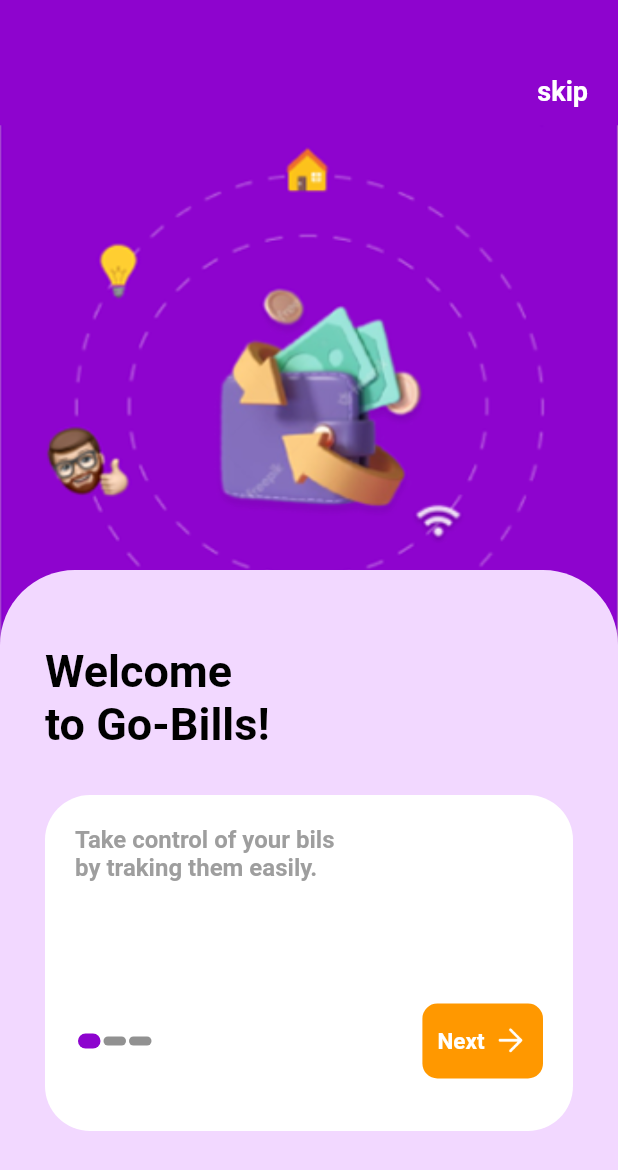
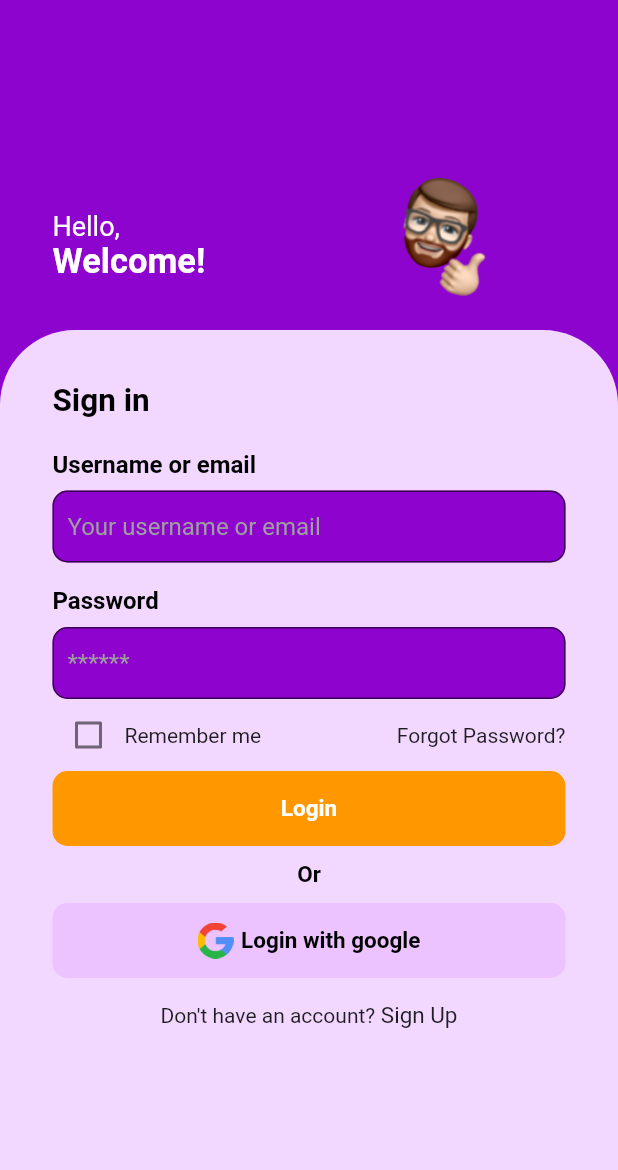
Before and after one commit to ChiragGajjar/PaymentReminder, a Flutter app: the screen it shows after launch, on a phone screen of 412 x 824 dp. Shown: the top 1170 px of the screen. Run offline on Flutter 3.47's test engine with Material 2 defaults, Android fonts, the phone set to English and light mode, and no system bars.

Commit message:
login screen simple design

```diff
--- a/lib/Utils/app_images.dart
+++ b/lib/Utils/app_images.dart
@@ -5,5 +5,7 @@ class AppImages {
 
   static const AssetImage Onboarding = AssetImage(imagePackage + 'Onboarding.png');
   static const AssetImage arrow_white = AssetImage(imagePackage + 'arrow_white.png');
+  static const AssetImage google_logo = AssetImage(imagePackage + 'google_logo.png');
+  static const AssetImage login_icon = AssetImage(imagePackage + 'login_icon.png');
 
 }
--- /dev/null
+++ b/lib/login/login_screen.dart
@@ -0,0 +1,307 @@
+import 'package:flutter/material.dart';
+import 'package:payment_app/Utils/app_images.dart';
+
+class LoginScreen extends StatefulWidget {
+  const LoginScreen({Key? key}) : super(key: key);
+
+  @override
+  _LoginScreenState createState() => _LoginScreenState();
+}
+
+class _LoginScreenState extends State<LoginScreen> {
+  bool isChecked = false;
+
+  @override
+  Widget build(BuildContext context) {
+    return Scaffold(
+      resizeToAvoidBottomInset: false,
+      body: Stack(
+        children: <Widget>[
+          Column(
+            children: [
+              Container(
+                height: 350,
+                color: Color(0xFF8D04CE),
+                child: Container(),
+              ),
+            ],
+          ),
+          Positioned(
+            left: 250,
+            top: 110,
+            child: Image(
+              height: 90,
+              width: 90,
+              image: AppImages.login_icon,
+            ),
+          ),
+          Positioned(
+            top: 140,
+            left: 35,
+            right: 0,
+            bottom: 0,
+            child: Column(
+              crossAxisAlignment: CrossAxisAlignment.start,
+              children: [
+                Text(
+                  "Hello,",
+                  style: TextStyle(color: Colors.white, fontSize: 18),
+                ),
+                Text(
+                  "Welcome!",
+                  style: TextStyle(
+                      color: Colors.white,
+                      fontSize: 23,
+                      fontWeight: FontWeight.bold),
+                ),
+              ],
+            ),
+          ),
+          Positioned(
+            top: 220,
+            left: 0,
+            right: 0,
+            bottom: 0,
+            child: Container(
+              decoration: BoxDecoration(
+                borderRadius: BorderRadius.only(
+                  topLeft: Radius.circular(50),
+                  topRight: Radius.circular(50),
+                ),
+                color: Color(0xFFF2D8FF),
+              ),
+              child: Column(
+                crossAxisAlignment: CrossAxisAlignment.start,
+                children: [
+                  Expanded(
+                    child: Container(
+                      margin:
+                          EdgeInsets.symmetric(horizontal: 35, vertical: 35),
+                      decoration: BoxDecoration(
+                        borderRadius: BorderRadius.all(Radius.circular(30)),
+                      ),
+                      child: Column(
+                        crossAxisAlignment: CrossAxisAlignment.start,
+                        children: [
+                          Container(
+                            margin: EdgeInsets.zero,
+                            width: MediaQuery.of(context).size.width - 40,
+                            child: Text(
+                              "Sign in",
+                              textAlign: TextAlign.left,
+                              style: TextStyle(
+                                fontSize: 21,
+                                color: Colors.black,
+                                fontWeight: FontWeight.bold,
+                              ),
+                            ),
+                          ),
+                          SizedBox(
+                            height: 20,
+                          ),
+                          Text(
+                            "Username or email",
+                            style: TextStyle(
+                                color: Colors.black,
+                                fontWeight: FontWeight.bold,
+                                fontSize: 16),
+                          ),
+                          SizedBox(
+                            height: 8,
+                          ),
+                          TextField(
+                            style: TextStyle(color: Colors.white),
+                            decoration: InputDecoration(
+                                contentPadding: EdgeInsets.only(
+                                    left: 10, right: 10, top: 10, bottom: 10),
+                                border: OutlineInputBorder(
+                                    borderRadius: BorderRadius.circular(10.0),
+                                    borderSide: BorderSide(
+                                        width: 0,
+                                        color: Color(0xFF8E04CE),
+                                        style: BorderStyle.none)),
+                                filled: true,
+                                hintStyle:
+                                    TextStyle(fontSize: 16, color: Colors.grey),
+                                fillColor: Color(0xFF8E04CE),
+                                hintText: 'Your username or email'),
+                          ),
+                          SizedBox(
+                            height: 16,
+                          ),
+                          Text(
+                            "Password",
+                            style: TextStyle(
+                                color: Colors.black,
+                                fontWeight: FontWeight.bold,
+                                fontSize: 16),
+                          ),
+                          SizedBox(
+                            height: 8,
+                          ),
+                          TextField(
+                            obscureText: true,
+                            style: TextStyle(color: Colors.white),
+                            decoration: InputDecoration(
+                                border: OutlineInputBorder(
+                                    borderRadius: BorderRadius.circular(10.0),
+                                    borderSide: BorderSide(
+                                        width: 0,
+                                        color: Color(0xFF8E04CE),
+                                        style: BorderStyle.none)),
+                                filled: true,
+                                contentPadding: EdgeInsets.only(
+                                    left: 10, right: 10, top: 10, bottom: 10),
+                                hintStyle:
+                                    TextStyle(fontSize: 16, color: Colors.grey),
+                                fillColor: Color(0xFF8E04CE),
+                                hintText: '******'),
+                          ),
+                          Row(
+                            children: [
+                              Expanded(
+                                child: Container(
+                                  child: Row(
+                                    children: [
+                                      Checkbox(
+                                          activeColor: Colors.orange,
+                                          value: isChecked,
+                                          onChanged: (bool? value) {
+                                            setState(() {
+                                              isChecked = value!;
+                                            });
+                                          }),
+                                      Text("Remember me")
+                                    ],
+                                  ),
+                                ),
+                              ),
+                              Text("Forgot Password?")
+                            ],
+                          ),
+                          Container(
+                            height: 50,
+                            // width: 150,
+                            child: InkWell(
+                              onTap: () {
+                                setState(() {});
+                              },
+                              child: Container(
+                                decoration: BoxDecoration(
+                                  borderRadius:
+                                      BorderRadius.all(Radius.circular(10)),
+                                  color: Colors.orange,
+                                ),
+                                padding: EdgeInsets.all(10),
+                                child: Center(
+                                  child: Row(
+                                    mainAxisAlignment: MainAxisAlignment.center,
+                                    children: <Widget>[
+                                      Text(
+                                        "Login",
+                                        style: TextStyle(
+                                          color: Colors.white,
+                                          fontSize: 15,
+                                          fontWeight: FontWeight.bold,
+                                        ),
+                                      ),
+                                    ],
+                                  ),
+                                ),
+                              ),
+                            ),
+                          ),
+                          SizedBox(
+                            height: 10,
+                          ),
+                          Center(
+                            child: Text(
+                              "Or",
+                              textAlign: TextAlign.center,
+                              style: TextStyle(
+                                color: Colors.black,
+                                fontSize: 15,
+                                fontWeight: FontWeight.bold,
+                              ),
+                            ),
+                          ),
+                          SizedBox(
+                            height: 10,
+                          ),
+                          Container(
+                            height: 50,
+                            // width: 150,
+                            child: InkWell(
+                              onTap: () {
+                                setState(() {});
+                              },
+                              child: Container(
+                                decoration: BoxDecoration(
+                                  borderRadius:
+                                      BorderRadius.all(Radius.circular(10)),
+                                  color: Color(0xFFECC2FF),
+                                ),
+                                padding: EdgeInsets.all(10),
+                                child: Row(
+                                  mainAxisAlignment: MainAxisAlignment.center,
+                                  children: <Widget>[
+                                    Image(
+                                      image: AppImages.google_logo,
+                                      width: 24.0,
+                                      height: 24.0,
+                                    ),
+                                    SizedBox(
+                                      width: 5,
+                                    ),
+                                    Text(
+                                      "Login with google",
+                                      style: TextStyle(
+                                        color: Colors.black,
+                                        fontSize: 15,
+                                        fontWeight: FontWeight.bold,
+                                      ),
+                                    ),
+                                  ],
+                                ),
+                              ),
+                            ),
+                          ),
+                          SizedBox(
+                            height: 16,
+                          ),
+                          Center(
+                            child: InkWell(
+                              onTap: () {
+                                setState(() {});
+                              },
+                              child: Row(
+                                  mainAxisAlignment: MainAxisAlignment.center,
+                                  children: [
+                                    Text(
+                                      "Don't have an account?",
+                                      textAlign: TextAlign.center,
+                                    ),
+                                    Text(
+                                      " Sign Up",
+                                      style: TextStyle(fontSize: 15),
+                                      textAlign: TextAlign.center,
+                                    ),
+                                  ]),
+                            ),
+                          ),
+                        ],
+                      ),
+                    ),
+                  ),
+                  SizedBox(
+                    height: 40,
+                  ),
+                ],
+              ),
+            ),
+          ),
+        ],
+      ),
+    );
+  }
+}
--- a/lib/main.dart
+++ b/lib/main.dart
@@ -1,4 +1,5 @@
 import 'package:flutter/material.dart';
+import 'package:payment_app/login/login_screen.dart';
 import 'package:payment_app/onboarding/welcome_screen1.dart';
 
 void main() {
@@ -14,7 +15,7 @@ class MyApp extends StatelessWidget {
       theme: ThemeData(
         primarySwatch: Colors.blue,
       ),
-      home: WelcomePage1(),
+      home: LoginScreen(),
     );
   }
 }
```
Also changed, not shown: assets/images/google_logo.png (added), assets/images/login_icon.png (added).
